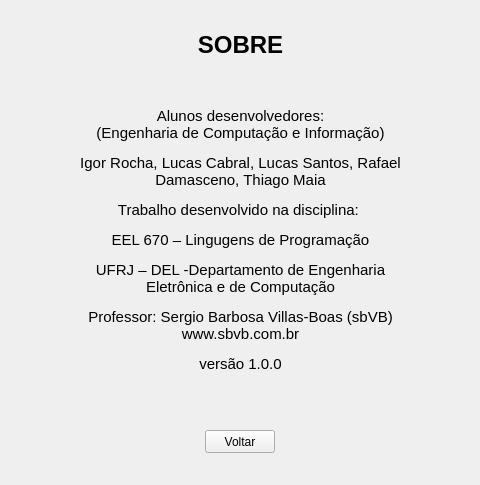
Old version of the form dev/sangueDaUFRJ/about.ui in the repository lucasdepaula/sbvbproject.
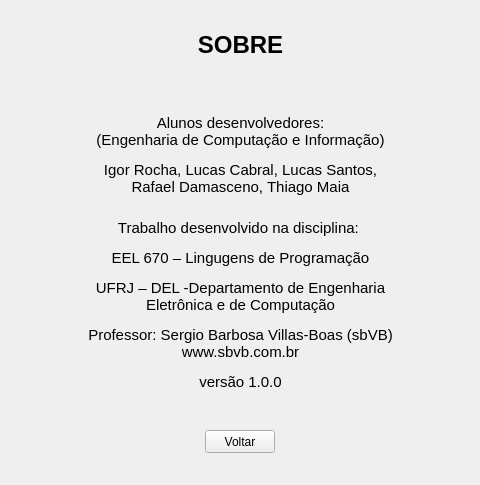
New version of the form. Icons and pictures are not drawn.

What changed in the file:
```diff
--- a/dev/sangueDaUFRJ/about.ui
+++ b/dev/sangueDaUFRJ/about.ui
@@ -77,16 +77,35 @@
    <property name="geometry">
     <rect>
      <x>80</x>
-     <y>60</y>
+     <y>180</y>
      <width>321</width>
-     <height>361</height>
+     <height>251</height>
     </rect>
    </property>
    <property name="styleSheet">
     <string notr="true">background:transparent;</string>
    </property>
    <property name="text">
-    <string>&lt;html&gt;&lt;head/&gt;&lt;body&gt;&lt;p align=&quot;center&quot;&gt;&lt;span style=&quot; font-size:11pt;&quot;&gt;Alunos desenvolvedores:&lt;br/&gt;(Engenharia de Computação e Informação)&lt;/span&gt;&lt;/p&gt;&lt;p align=&quot;center&quot;&gt;&lt;span style=&quot; font-size:11pt;&quot;&gt;Igor Rocha, Lucas Cabral, Lucas Santos, Rafael Damasceno, Thiago Maia&lt;/span&gt;&lt;/p&gt;&lt;p align=&quot;center&quot;&gt;&lt;span style=&quot; font-size:11pt;&quot;&gt;Trabalho desenvolvido na disciplina: &lt;/span&gt;&lt;/p&gt;&lt;p align=&quot;center&quot;&gt;&lt;span style=&quot; font-size:11pt;&quot;&gt;EEL 670 – Lingugens de Programação&lt;/span&gt;&lt;/p&gt;&lt;p align=&quot;center&quot;&gt;&lt;span style=&quot; font-size:11pt;&quot;&gt;UFRJ – DEL -Departamento de Engenharia Eletrônica e de Computação&lt;/span&gt;&lt;/p&gt;&lt;p align=&quot;center&quot;&gt;&lt;span style=&quot; font-size:11pt;&quot;&gt;Professor: Sergio Barbosa Villas-Boas (sbVB) www.sbvb.com.br&lt;/span&gt;&lt;/p&gt;&lt;p align=&quot;center&quot;&gt;&lt;span style=&quot; font-size:11pt;&quot;&gt;versão 1.0.0&lt;/span&gt;&lt;/p&gt;&lt;/body&gt;&lt;/html&gt;</string>
+    <string>&lt;html&gt;&lt;head/&gt;&lt;body&gt;&lt;p align=&quot;center&quot;&gt;&lt;span style=&quot; font-size:11pt;&quot;&gt;Trabalho desenvolvido na disciplina: &lt;/span&gt;&lt;/p&gt;&lt;p align=&quot;center&quot;&gt;&lt;span style=&quot; font-size:11pt;&quot;&gt;EEL 670 – Lingugens de Programação&lt;/span&gt;&lt;/p&gt;&lt;p align=&quot;center&quot;&gt;&lt;span style=&quot; font-size:11pt;&quot;&gt;UFRJ – DEL -Departamento de Engenharia Eletrônica e de Computação&lt;/span&gt;&lt;/p&gt;&lt;p align=&quot;center&quot;&gt;&lt;span style=&quot; font-size:11pt;&quot;&gt;Professor: Sergio Barbosa Villas-Boas (sbVB) www.sbvb.com.br&lt;/span&gt;&lt;/p&gt;&lt;p align=&quot;center&quot;&gt;&lt;span style=&quot; font-size:11pt;&quot;&gt;versão 1.0.0&lt;/span&gt;&lt;/p&gt;&lt;/body&gt;&lt;/html&gt;</string>
+   </property>
+   <property name="wordWrap">
+    <bool>true</bool>
+   </property>
+  </widget>
+  <widget class="QLabel" name="label_6">
+   <property name="geometry">
+    <rect>
+     <x>90</x>
+     <y>80</y>
+     <width>301</width>
+     <height>151</height>
+    </rect>
+   </property>
+   <property name="styleSheet">
+    <string notr="true">background:transparent;</string>
+   </property>
+   <property name="text">
+    <string>&lt;html&gt;&lt;head/&gt;&lt;body&gt;&lt;p align=&quot;center&quot;&gt;&lt;span style=&quot; font-size:11pt;&quot;&gt;Alunos desenvolvedores:&lt;br/&gt;(Engenharia de Computação e Informação)&lt;/span&gt;&lt;/p&gt;&lt;p align=&quot;center&quot;&gt;&lt;span style=&quot; font-size:11pt;&quot;&gt;Igor Rocha, Lucas Cabral, Lucas Santos, Rafael Damasceno, Thiago Maia&lt;/span&gt;&lt;/p&gt;&lt;/body&gt;&lt;/html&gt;</string>
    </property>
    <property name="wordWrap">
     <bool>true</bool>
```
